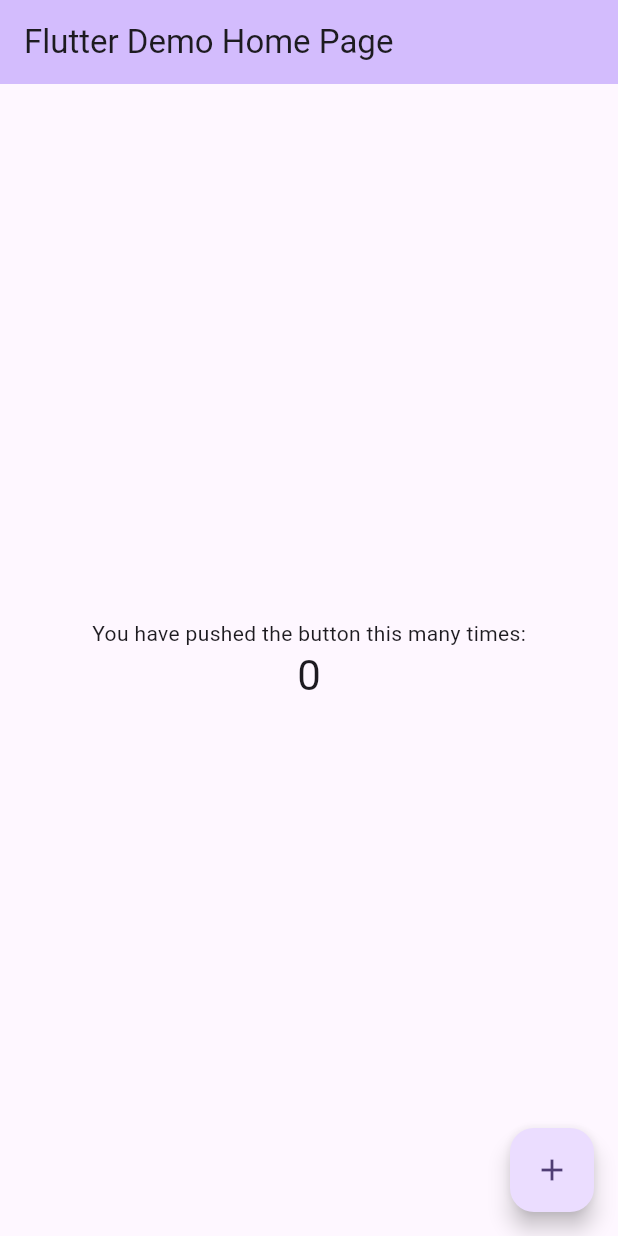
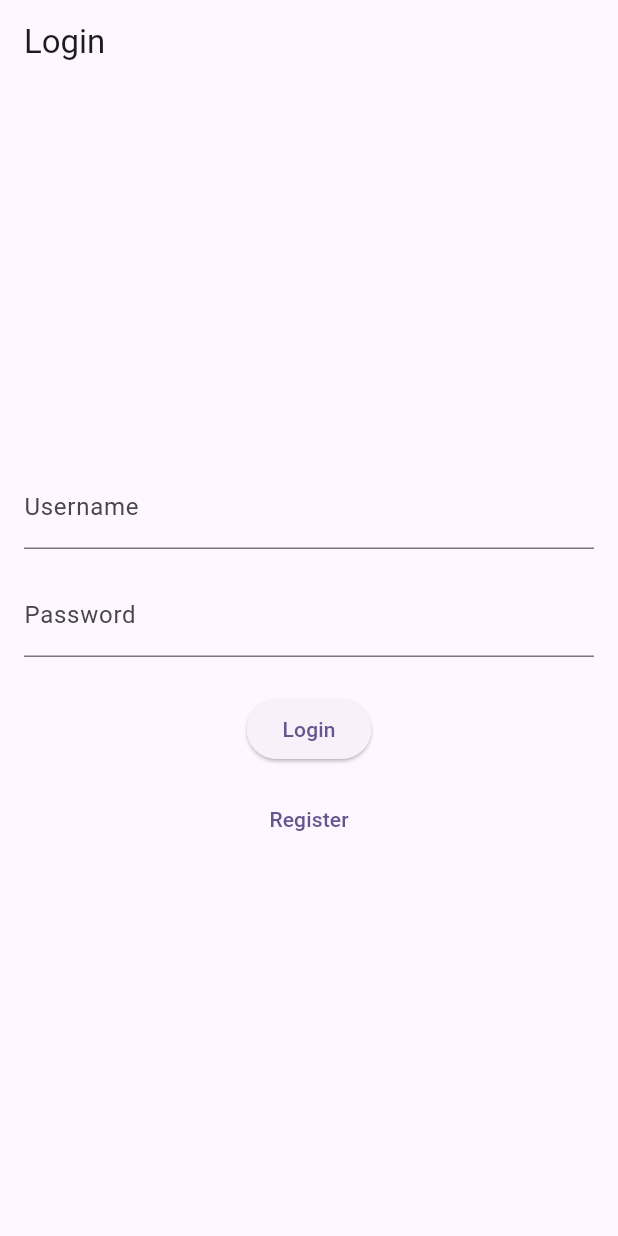
Before and after one commit to K-gultom/projek_akhir_pcs, a Flutter app: the screen it shows after launch, on a phone screen of 412 x 824 dp. Run offline on Flutter 3.47's test engine with Material 2 defaults, Android fonts, the phone set to English and light mode, and no system bars.

Commit message:
login page

```diff
--- /dev/null
+++ b/projek_pcs/lib/Screen/login.dart
@@ -0,0 +1,52 @@
+import 'package:flutter/material.dart';
+import 'package:projek_pcs/Screen/register.dart';
+
+class LoginPage extends StatelessWidget {
+  @override
+  Widget build(BuildContext context) {
+    return Scaffold(
+      appBar: AppBar(
+        title: Text('Login'),
+      ),
+      body: Container(
+        padding: EdgeInsets.all(16.0),
+        child: Column(
+          mainAxisAlignment: MainAxisAlignment.center,
+          children: [
+            TextFormField(
+              decoration: InputDecoration(
+                labelText: 'Username',
+              ),
+            ),
+            SizedBox(height: 16.0),
+            TextFormField(
+              obscureText: true,
+              decoration: InputDecoration(
+                labelText: 'Password',
+              ),
+            ),
+            SizedBox(height: 24.0),
+            ElevatedButton(
+              onPressed: () {
+                // Perform login operation
+              },
+              child: Text('Login'),
+            ),
+            SizedBox(height: 12.0),
+            TextButton(
+              onPressed: () {
+                Navigator.push(
+                  context,
+                  MaterialPageRoute(
+                    builder: (context) => RegisterPage(),
+                  ),
+                );
+              },
+              child: Text('Register'),
+            ),
+          ],
+        ),
+      ),
+    );
+  }
+}
--- a/projek_pcs/lib/main.dart
+++ b/projek_pcs/lib/main.dart
@@ -1,4 +1,5 @@
 import 'package:flutter/material.dart';
+import 'package:projek_pcs/Screen/login.dart';
 
 void main() {
   runApp(const MyApp());
@@ -11,7 +12,7 @@ class MyApp extends StatelessWidget {
   @override
   Widget build(BuildContext context) {
     return MaterialApp(
-      title: 'Flutter Demo',
+      title: 'Rudi PS',
       theme: ThemeData(
         // This is the theme of your application.
         //
@@ -30,96 +31,10 @@ class MyApp extends StatelessWidget {
         // tested with just a hot reload.
         colorScheme: ColorScheme.fromSeed(seedColor: Colors.deepPurple),
         useMaterial3: true,
+
       ),
-      home: const MyHomePage(title: 'Flutter Demo Home Page'),
+      debugShowCheckedModeBanner: false,
+      home: LoginPage(),
     );
   }
 }
-
-class MyHomePage extends StatefulWidget {
-  const MyHomePage({super.key, required this.title});
-
-  // This widget is the home page of your application. It is stateful, meaning
-  // that it has a State object (defined below) that contains fields that affect
-  // how it looks.
-
-  // This class is the configuration for the state. It holds the values (in this
-  // case the title) provided by the parent (in this case the App widget) and
-  // used by the build method of the State. Fields in a Widget subclass are
-  // always marked "final".
-
-  final String title;
-
-  @override
-  State<MyHomePage> createState() => _MyHomePageState();
-}
-
-class _MyHomePageState extends State<MyHomePage> {
-  int _counter = 0;
-
-  void _incrementCounter() {
-    setState(() {
-      // This call to setState tells the Flutter framework that something has
-      // changed in this State, which causes it to rerun the build method below
-      // so that the display can reflect the updated values. If we changed
-      // _counter without calling setState(), then the build method would not be
-      // called again, and so nothing would appear to happen.
-      _counter++;
-    });
-  }
-
-  @override
-  Widget build(BuildContext context) {
-    // This method is rerun every time setState is called, for instance as done
-    // by the _incrementCounter method above.
-    //
-    // The Flutter framework has been optimized to make rerunning build methods
-    // fast, so that you can just rebuild anything that needs updating rather
-    // than having to individually change instances of widgets.
-    return Scaffold(
-      appBar: AppBar(
-        // TRY THIS: Try changing the color here to a specific color (to
-        // Colors.amber, perhaps?) and trigger a hot reload to see the AppBar
-        // change color while the other colors stay the same.
-        backgroundColor: Theme.of(context).colorScheme.inversePrimary,
-        // Here we take the value from the MyHomePage object that was created by
-        // the App.build method, and use it to set our appbar title.
-        title: Text(widget.title),
-      ),
-      body: Center(
-        // Center is a layout widget. It takes a single child and positions it
-        // in the middle of the parent.
-        child: Column(
-          // Column is also a layout widget. It takes a list of children and
-          // arranges them vertically. By default, it sizes itself to fit its
-          // children horizontally, and tries to be as tall as its parent.
-          //
-          // Column has various properties to control how it sizes itself and
-          // how it positions its children. Here we use mainAxisAlignment to
-          // center the children vertically; the main axis here is the vertical
-          // axis because Columns are vertical (the cross axis would be
-          // horizontal).
-          //
-          // TRY THIS: Invoke "debug painting" (choose the "Toggle Debug Paint"
-          // action in the IDE, or press "p" in the console), to see the
-          // wireframe for each widget.
-          mainAxisAlignment: MainAxisAlignment.center,
-          children: <Widget>[
-            const Text(
-              'You have pushed the button this many times:',
-            ),
-            Text(
-              '$_counter',
-              style: Theme.of(context).textTheme.headlineMedium,
-            ),
-          ],
-        ),
-      ),
-      floatingActionButton: FloatingActionButton(
-        onPressed: _incrementCounter,
-        tooltip: 'Increment',
-        child: const Icon(Icons.add),
-      ), // This trailing comma makes auto-formatting nicer for build methods.
-    );
-  }
-}
--- a/projek_pcs/pubspec.yaml
+++ b/projek_pcs/pubspec.yaml
@@ -30,6 +30,7 @@ environment:
 dependencies:
   flutter:
     sdk: flutter
+  form_field_validator: ^1.0.1
 
 
   # The following adds the Cupertino Icons font to your application.
```
Also changed, not shown: projek_pcs/pubspec.lock.
